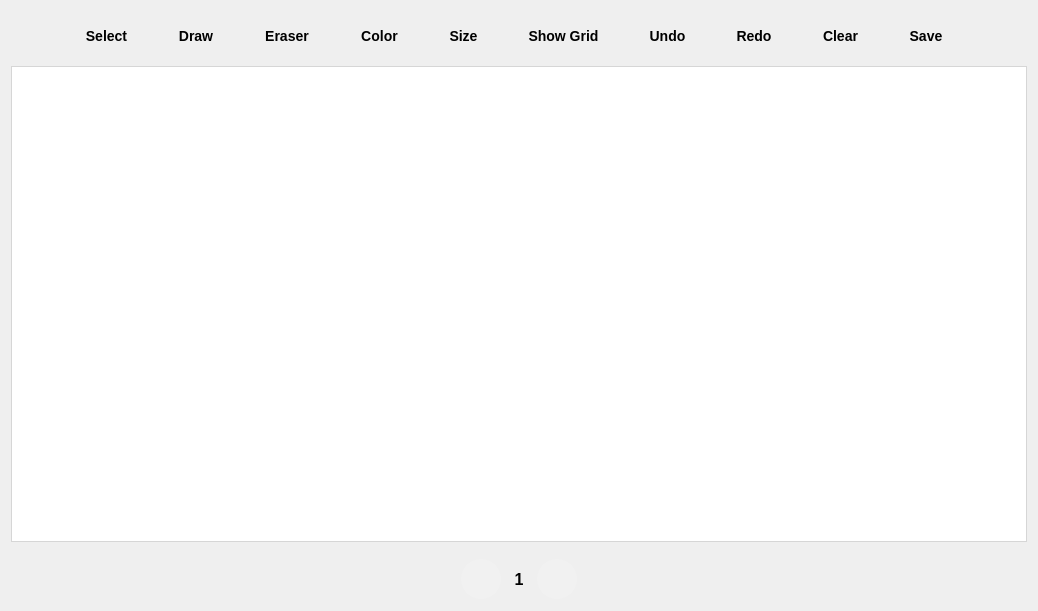
NataliaShishuk/SimpleWhiteBoard, file mainwindow.ui: the form before one commit.
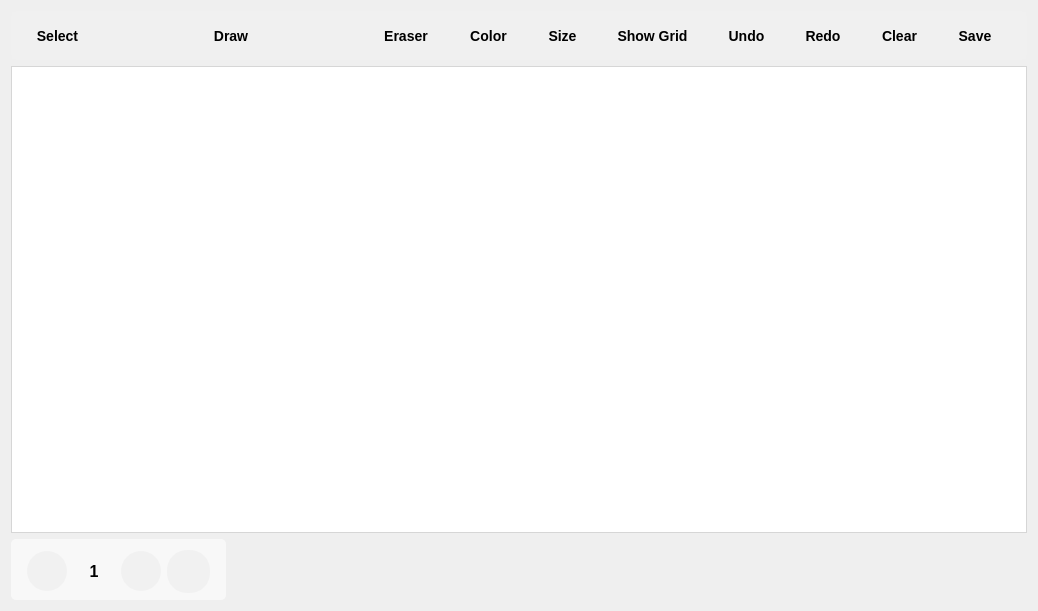
The form after the commit. Icons and pictures are not drawn.

Diff of the .ui file:
```diff
--- a/mainwindow.ui
+++ b/mainwindow.ui
@@ -41,15 +41,17 @@
       <property name="styleSheet">
        <string notr="true">QGroupBox {
 border: none;
+background-color: rgba(240,240,240,255);
+border-radius: 5px;
+padding: 0px 9px;
 }
 
 QPushButton, QToolButton {
-padding: 4px 15px;
+padding: 4px 10px;
 font-weight: bold;
 font-size:14px;
 border:none;
 qproperty-iconSize: 24px;
-cursor: pointer;
  }
 
 QPushButton:hover, QToolButton:hover {
@@ -65,7 +67,10 @@
 
 QToolButton::menu-indicator { image: none; }</string>
       </property>
-      <layout class="QHBoxLayout" name="horizontalLayout" stretch="0,0,0,0,0,0,0,0,0,0,0,0">
+      <property name="alignment">
+       <set>Qt::AlignHCenter|Qt::AlignTop</set>
+      </property>
+      <layout class="QHBoxLayout" name="horizontalLayout" stretch="0,0,0,0,0,0,0,0,0,0">
        <property name="spacing">
         <number>10</number>
        </property>
@@ -75,19 +80,6 @@
        <property name="leftMargin">
         <number>1</number>
        </property>
-       <item>
-        <spacer name="leftHorizontalSpacer">
-         <property name="orientation">
-          <enum>Qt::Horizontal</enum>
-         </property>
-         <property name="sizeHint" stdset="0">
-          <size>
-           <width>40</width>
-           <height>20</height>
-          </size>
-         </property>
-        </spacer>
-       </item>
        <item>
         <widget class="QToolButton" name="selectButton">
          <property name="cursor">
@@ -108,7 +100,7 @@
          </property>
         </widget>
        </item>
-       <item>
+       <item alignment="Qt::AlignHCenter|Qt::AlignTop">
         <widget class="QToolButton" name="drawButton">
          <property name="font">
           <font>
@@ -267,7 +259,7 @@
         <widget class="QToolButton" name="showGridButton">
          <property name="minimumSize">
           <size>
-           <width>105</width>
+           <width>95</width>
            <height>0</height>
           </size>
          </property>
@@ -414,19 +406,6 @@
          </property>
         </widget>
        </item>
-       <item>
-        <spacer name="rightHorizontalSpacer">
-         <property name="orientation">
-          <enum>Qt::Horizontal</enum>
-         </property>
-         <property name="sizeHint" stdset="0">
-          <size>
-           <width>40</width>
-           <height>20</height>
-          </size>
-         </property>
-        </spacer>
-       </item>
       </layout>
      </widget>
     </item>
@@ -475,14 +454,23 @@
     <item>
      <widget class="QGroupBox" name="footerGroupBox">
       <property name="sizePolicy">
-       <sizepolicy hsizetype="Preferred" vsizetype="Fixed">
+       <sizepolicy hsizetype="Fixed" vsizetype="Fixed">
         <horstretch>0</horstretch>
         <verstretch>0</verstretch>
        </sizepolicy>
       </property>
+      <property name="minimumSize">
+       <size>
+        <width>215</width>
+        <height>0</height>
+       </size>
+      </property>
       <property name="styleSheet">
        <string notr="true">QGroupBox {
 border: none;
+background-color: rgba(255,255,255,150);
+border-radius: 5px;
+padding: 0px 5px 6px 5px;
 }
 
 QPushButton, QToolButton { 
@@ -490,21 +478,18 @@
 font-size:14px;
 border:none;
 qproperty-iconSize: 24px;
-width:50px;
-height:50px;
-cursor: pointer;
+width:40px;
+height:40px;
 border-radius: 20px;
 background-color: #f1f1f1;
-padding:5px;
- }
+}
 
 QPushButton:hover, QToolButton:hover {
 cursor: pointer;
 background-color: rgba(179, 204, 204, 0.5);
 }
 
-QToolButton::menu-indicator { image: none; }
-</string>
+QToolButton::menu-indicator { image: none; }</string>
       </property>
       <property name="alignment">
        <set>Qt::AlignCenter</set>
@@ -516,19 +501,6 @@
        <property name="bottomMargin">
         <number>1</number>
        </property>
-       <item>
-        <spacer name="horizontalSpacer">
-         <property name="orientation">
-          <enum>Qt::Horizontal</enum>
-         </property>
-         <property name="sizeHint" stdset="0">
-          <size>
-           <width>40</width>
-           <height>20</height>
-          </size>
-         </property>
-        </spacer>
-       </item>
        <item>
         <widget class="QPushButton" name="previousSceneButton">
          <property name="sizePolicy">
@@ -697,23 +669,11 @@
        <item>
         <widget class="QLabel" name="sceneLabel">
          <property name="sizePolicy">
-          <sizepolicy hsizetype="Fixed" vsizetype="Fixed">
+          <sizepolicy hsizetype="Minimum" vsizetype="Minimum">
            <horstretch>0</horstretch>
            <verstretch>0</verstretch>
           </sizepolicy>
          </property>
-         <property name="minimumSize">
-          <size>
-           <width>24</width>
-           <height>24</height>
-          </size>
-         </property>
-         <property name="maximumSize">
-          <size>
-           <width>50</width>
-           <height>24</height>
-          </size>
-         </property>
          <property name="font">
           <font>
            <pointsize>12</pointsize>
@@ -723,6 +683,9 @@
          <property name="layoutDirection">
           <enum>Qt::LeftToRight</enum>
          </property>
+         <property name="styleSheet">
+          <string notr="true">padding: 0 10px;</string>
+         </property>
          <property name="text">
           <string>1</string>
          </property>
@@ -779,17 +742,18 @@
         </widget>
        </item>
        <item>
-        <spacer name="horizontalSpacer_2">
-         <property name="orientation">
-          <enum>Qt::Horizontal</enum>
+        <widget class="QToolButton" name="createSceneButton">
+         <property name="toolTip">
+          <string>Create new scene</string>
          </property>
-         <property name="sizeHint" stdset="0">
-          <size>
-           <width>40</width>
-           <height>20</height>
-          </size>
+         <property name="text">
+          <string/>
          </property>
-        </spacer>
+         <property name="icon">
+          <iconset resource="resources.qrc">
+           <normaloff>:/icons/add_scene.png</normaloff>:/icons/add_scene.png</iconset>
+         </property>
+        </widget>
        </item>
       </layout>
      </widget>
```
Left out of the diff: 2 changed lines with no effect on the pictures.
